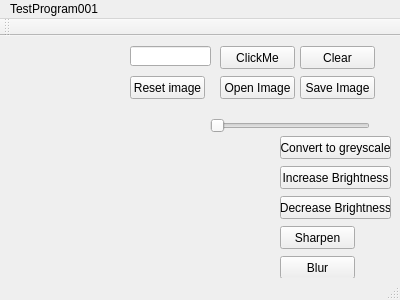
SecT/ImageProcessQT, file mainwindow.ui: the form before one commit.
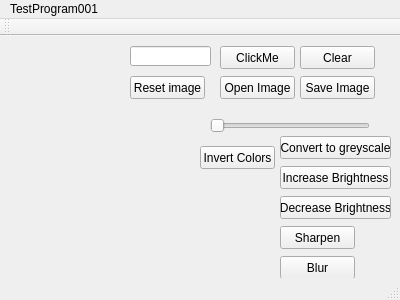
The form after the commit. Icons and pictures are not drawn.

Commit message:
[Feature] Invert colors
New feature added. Colors of the picture can now be inverted.

```diff
--- a/mainwindow.ui
+++ b/mainwindow.ui
@@ -198,6 +198,19 @@
      <string>Blur</string>
     </property>
    </widget>
+   <widget class="QPushButton" name="invertColorsButton">
+    <property name="geometry">
+     <rect>
+      <x>200</x>
+      <y>110</y>
+      <width>75</width>
+      <height>23</height>
+     </rect>
+    </property>
+    <property name="text">
+     <string>Invert Colors</string>
+    </property>
+   </widget>
   </widget>
   <widget class="QMenuBar" name="menuBar">
    <property name="geometry">
```
The commit also changes 4 other files.
